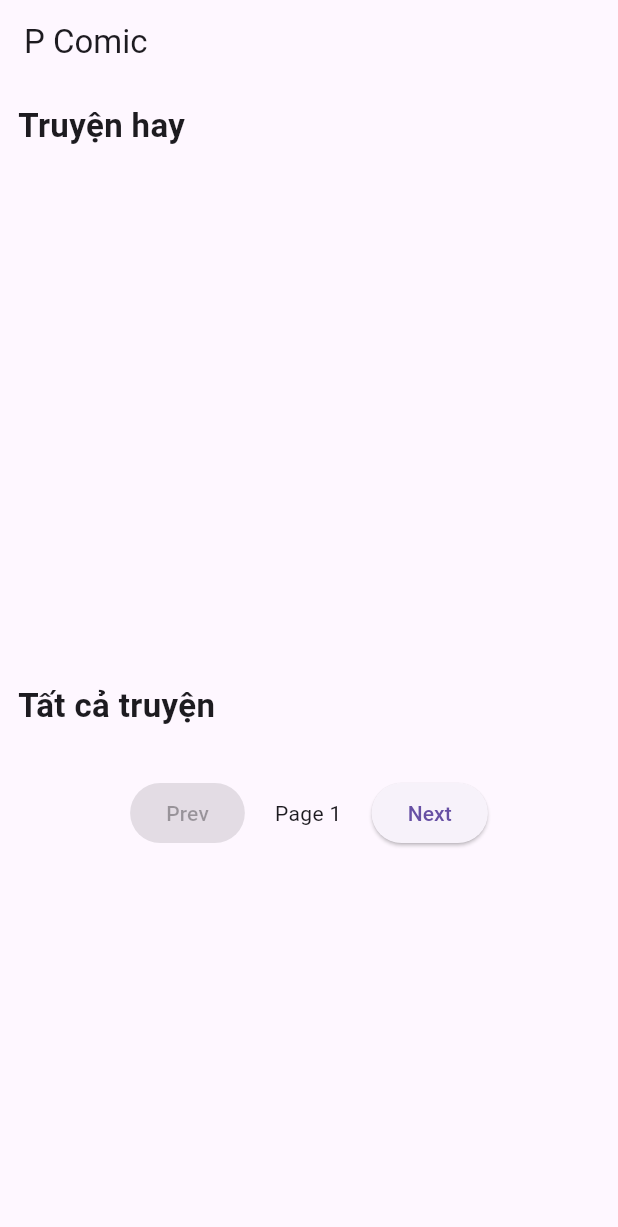
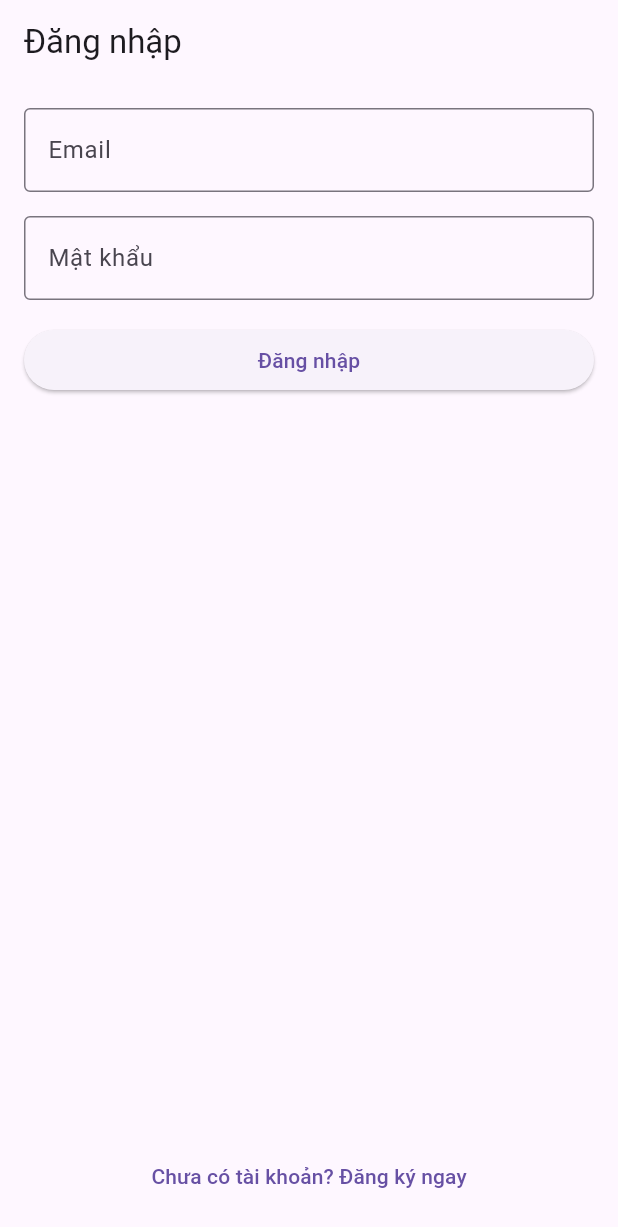
Before and after one commit to Percy234/P-Comic, a Flutter app: the screen it shows after launch, on a phone screen of 412 x 824 dp. Shown: the top 1227 px of the screen. Run offline on Flutter 3.47's test engine with Material 3 defaults, Android fonts, the phone set to English and light mode, and no system bars; our stand-ins replace firebase_auth, firebase_core, flutter_html, sqflite, sqflite_common_ffi_web, timeago; accounts and stored records are empty.

Commit message:
Thêm đăng nhập và đăng ký cơ bản

```diff
--- a/lib/main.dart
+++ b/lib/main.dart
@@ -12,6 +12,8 @@ import 'providers/detail_provider.dart';
 import 'providers/reading_provider.dart';
 import 'providers/favorite_provider.dart';
 import 'screens/home_screen.dart';
+import 'providers/auth_provider.dart';
+import 'screens/login_screen.dart';
 
 void main() async {
   WidgetsFlutterBinding.ensureInitialized();
@@ -38,6 +40,9 @@ void main() async {
         ChangeNotifierProvider(
           create: (_) => FavoriteProvider(),
         ),
+        ChangeNotifierProvider(
+          create: (_) => AuthProvider(),
+        ),
       ],
       child: const MyApp(),
     ),
@@ -54,7 +59,7 @@ class MyApp extends StatelessWidget {
       theme: ThemeData(
         primarySwatch: Colors.blue,
       ),
-      home: const HomeScreen(),
+      home: const LoginScreen(),
     );
   }
 }
--- /dev/null
+++ b/lib/screens/login_screen.dart
@@ -0,0 +1,88 @@
+import 'package:flutter/material.dart';
+import 'package:provider/provider.dart';
+import '../providers/auth_provider.dart';
+import 'home_screen.dart';
+import 'register_screen.dart';
+
+class LoginScreen extends StatefulWidget {
+  const LoginScreen({super.key});
+
+  @override
+  State<LoginScreen> createState() => _LoginScreenState();
+}
+
+class _LoginScreenState extends State<LoginScreen> {
+  final TextEditingController emailController = TextEditingController();
+  final TextEditingController passwordController = TextEditingController();
+
+  @override
+  Widget build(BuildContext context) {
+    return Scaffold(
+      appBar: AppBar(
+        title: const Text('Đăng nhập'),
+      ),
+      body: Padding(
+        padding: const EdgeInsets.all(16.0),
+        child: Consumer<AuthProvider>(
+          builder: (context, auth, child) {
+            return Column(
+              crossAxisAlignment: CrossAxisAlignment.stretch,
+              children: [
+                TextField(
+                  controller: emailController,
+                  decoration: const InputDecoration(labelText: 'Email', border: OutlineInputBorder()),
+                ),
+
+                const SizedBox(height: 16),
+
+                TextField(
+                  controller: passwordController,
+                  decoration: const InputDecoration(labelText: 'Mật khẩu', border: OutlineInputBorder()),
+                  obscureText: true,
+                ),
+
+                const SizedBox(height: 16),
+
+                ElevatedButton(
+                  onPressed: auth.isLoading ? null : () async {
+                    final success = await auth.login(
+                      email: emailController.text.trim(),
+                      password: passwordController.text.trim()
+                    );
+                    if (success && context.mounted) {
+                      Navigator.pushReplacement(
+                        context,
+                        MaterialPageRoute(builder: (_) => const HomeScreen()),
+                      );
+                    }
+                  },
+                  child: auth.isLoading ? const CircularProgressIndicator() : const Text('Đăng nhập'),
+                ),
+
+                const SizedBox(height: 16),
+
+                if (auth.errorMessage != null)
+                  Text(
+                    auth.errorMessage!,
+                    style: const TextStyle(color: Colors.red),
+                  ),
+
+                const Spacer(),
+
+                TextButton(
+                  onPressed: () {
+                    Navigator.push(
+                      context,
+                      MaterialPageRoute(builder: (_) => const RegisterScreen()),
+                    );
+                  },
+                  child: const Text('Chưa có tài khoản? Đăng ký ngay'),
+                )
+              ],
+            );
+          }
+        ),
+      )
+    );
+  }
+}
```
Also changed, not shown: lib/providers/auth_provider.dart (added, +56 -0 lines), lib/screens/register_screen.dart (added, +86 -0 lines).
